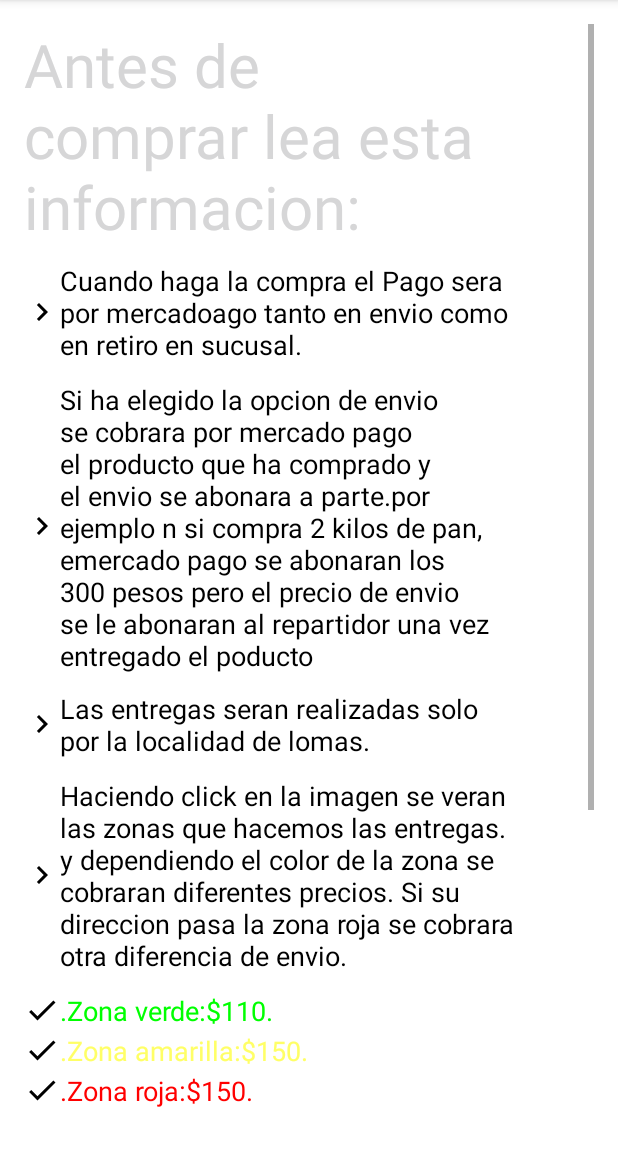
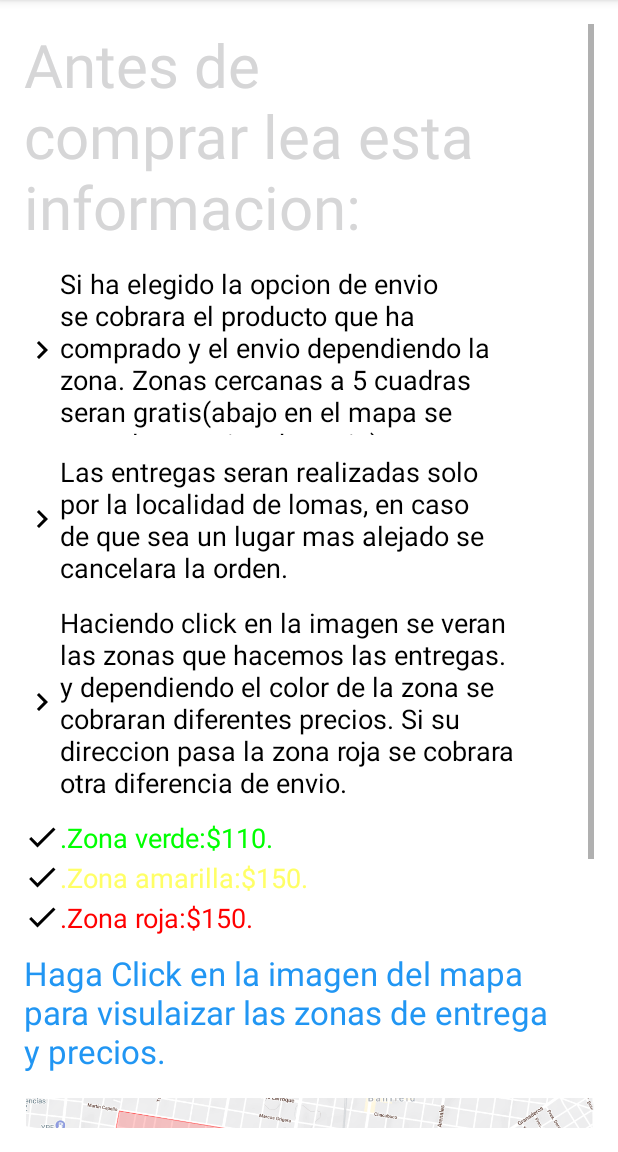
Before and after one commit to Biglia12/New_Boedo_Client, an Android app: the Aviso screen opened directly, with no data from a screen before it, on a phone screen of 412 x 824 dp, the part 84-1236 px from its top. Run offline under Robolectric (Android 15) with nearby library versions, the phone set to English and light mode, and no system bars.

```diff
--- a/app/src/main/AndroidManifest.xml
+++ b/app/src/main/AndroidManifest.xml
@@ -13,7 +13,6 @@
         android:supportsRtl="true"
         android:theme="@style/AppTheme"
         tools:replace="android:icon">
-        <activity android:name=".Orders.Order_detail"></activity>
 
         <meta-data
             android:name="com.google.firebase.messaging.default_notification_icon"
@@ -31,6 +30,8 @@
         <activity
             android:name=".Infomacion.Informacion"
             android:parentActivityName=".Home" />
+        <activity android:name=".Orders.Order_detail"
+            android:parentActivityName=".OrderStatus"/>
         <activity
             android:name=".MainActivity"
             android:theme="@style/AppTheme.NoActionBar" />
@@ -47,6 +48,7 @@
         <activity
             android:name=".FoodList"
             android:parentActivityName=".Home" />
+
         <activity
             android:name=".Common.MercadoPago"
             android:parentActivityName=".Home" />
--- a/app/src/main/java/com/example/androidfood/FoodDetail.java
+++ b/app/src/main/java/com/example/androidfood/FoodDetail.java
@@ -81,10 +81,12 @@ public class FoodDetail extends AppCompatActivity {
 
         btnCart = findViewById(R.id.btnCart);
 
+
         food_descripcion = findViewById(R.id.food_descripcion);
         food_nombre = findViewById(R.id.food_nombre);
         food_precio = findViewById(R.id.food_precio);
         food_imagen = findViewById(R.id.food_imagen);
+
 
         collapsingToolbarLayout = findViewById(R.id.collapsing);
         collapsingToolbarLayout.setExpandedTitleTextAppearance(R.style.ExpandedAppbar);
--- a/app/src/main/java/com/example/androidfood/Orders/OrderDetailAdapter.java
+++ b/app/src/main/java/com/example/androidfood/Orders/OrderDetailAdapter.java
@@ -45,7 +45,7 @@ public class OrderDetailAdapter extends RecyclerView.Adapter<MyViewHolder> {
     @Override
     public void onBindViewHolder(@NonNull MyViewHolder holder, int position) {
         Order order = myorders.get(position);
-        holder.name.setText(String.format("Nombre : %s",order.getProductoNombre()));
+        holder.name.setText(String.format("Prdoucto : %s",order.getProductoNombre()));
         holder.quantity.setText(String.format("Cantidad : %s",order.getCantidad()));
         holder.price.setText(String.format("Precio : %s",order.getPrecio()));
 
--- a/app/src/main/res/layout/activity_aviso.xml
+++ b/app/src/main/res/layout/activity_aviso.xml
@@ -35,7 +35,7 @@
             app:layout_constraintTop_toTopOf="parent" />
 
 
-        <TextView
+<!--        <TextView
             android:id="@+id/textaviso"
             android:layout_width="339dp"
             android:layout_height="wrap_content"
@@ -47,12 +47,12 @@
             app:layout_constraintEnd_toEndOf="parent"
             app:layout_constraintHorizontal_bias="0.217"
             app:layout_constraintStart_toStartOf="parent"
-            app:layout_constraintTop_toBottomOf="@+id/textavisotitulo" />
+            app:layout_constraintTop_toBottomOf="@+id/textavisotitulo" /> -->
 
         <TextView
             android:id="@+id/textaviso2"
-            android:layout_width="317dp"
-            android:layout_height="194dp"
+            android:layout_width="313dp"
+            android:layout_height="113dp"
             android:layout_marginTop="12dp"
             android:drawableLeft="@drawable/ic_chevron_right_black_24dp"
             android:text="@string/aviso2"
@@ -61,7 +61,7 @@
             app:layout_constraintEnd_toEndOf="parent"
             app:layout_constraintHorizontal_bias="0.272"
             app:layout_constraintStart_toStartOf="parent"
-            app:layout_constraintTop_toBottomOf="@+id/textaviso" />
+            app:layout_constraintTop_toBottomOf="@+id/textavisotitulo" />
 
         <TextView
             android:id="@+id/textaviso3"
@@ -75,7 +75,7 @@
             app:layout_constraintEnd_toEndOf="parent"
             app:layout_constraintHorizontal_bias="0.272"
             app:layout_constraintStart_toStartOf="parent"
-            app:layout_constraintTop_toBottomOf="@+id/textaviso" />
+            app:layout_constraintTop_toBottomOf="@+id/textaviso2" />
 
         <TextView
             android:id="@+id/textaviso4"
@@ -89,7 +89,7 @@
             app:layout_constraintEnd_toEndOf="parent"
             app:layout_constraintHorizontal_bias="0.272"
             app:layout_constraintStart_toStartOf="parent"
-            app:layout_constraintTop_toBottomOf="@+id/textaviso" />
+            app:layout_constraintTop_toBottomOf="@+id/textaviso3" />
 
         <TextView
             android:id="@+id/textaviso5"
@@ -103,7 +103,7 @@
             app:layout_constraintEnd_toEndOf="parent"
             app:layout_constraintHorizontal_bias="0.272"
             app:layout_constraintStart_toStartOf="parent"
-            app:layout_constraintTop_toBottomOf="@+id/textaviso" />
+            app:layout_constraintTop_toBottomOf="@+id/textaviso4" />
 
         <TextView
             android:id="@+id/textaviso6"
@@ -117,7 +117,7 @@
             app:layout_constraintEnd_toEndOf="parent"
             app:layout_constraintHorizontal_bias="0.272"
             app:layout_constraintStart_toStartOf="parent"
-            app:layout_constraintTop_toBottomOf="@+id/textaviso" />
+            app:layout_constraintTop_toBottomOf="@+id/textaviso5" />
 
         <TextView
             android:id="@+id/textaviso7"
@@ -131,7 +131,7 @@
             app:layout_constraintEnd_toEndOf="parent"
             app:layout_constraintHorizontal_bias="0.272"
             app:layout_constraintStart_toStartOf="parent"
-            app:layout_constraintTop_toBottomOf="@+id/textaviso" />
+            app:layout_constraintTop_toBottomOf="@+id/textaviso6" />
 
 
         <TextView
@@ -139,13 +139,13 @@
             android:layout_width="350dp"
             android:layout_height="wrap_content"
             android:layout_marginTop="10dp"
-            android:text="Haga Click en la imagen del mapa."
+            android:text="Haga Click en la imagen del mapa para visulaizar las zonas de entrega y precios."
             android:textColor="@color/colorBlue"
             android:textSize="22sp"
             app:layout_constraintEnd_toEndOf="parent"
             app:layout_constraintHorizontal_bias="0.272"
             app:layout_constraintStart_toStartOf="parent"
-            app:layout_constraintTop_toBottomOf="@+id/textaviso" />
+            app:layout_constraintTop_toBottomOf="@+id/textaviso7" />
 
 
         <ImageView
--- a/app/src/main/res/layout/cart_layout.xml
+++ b/app/src/main/res/layout/cart_layout.xml
@@ -141,11 +141,11 @@
 
         <com.cepheuen.elegantnumberbutton.view.ElegantNumberButton
             android:id="@+id/btn_quantity"
-            android:layout_width="70dp"
+            android:layout_width="90dp"
             android:layout_height="30dp"
             android:layout_margin="10dp"
             app:backGroundColor="@color/colorAccent"
-            app:finalNumber="50"
+            app:finalNumber="80"
             app:initialNumber="1"
             app:layout_constraintBottom_toBottomOf="parent"
             app:textSize="8sp"
--- a/app/src/main/res/layout/order_layout.xml
+++ b/app/src/main/res/layout/order_layout.xml
@@ -1,11 +1,12 @@
 <?xml version="1.0" encoding="utf-8"?>
-<androidx.cardview.widget.CardView
-    xmlns:android="http://schemas.android.com/apk/res/android"
+<androidx.cardview.widget.CardView xmlns:android="http://schemas.android.com/apk/res/android"
     android:layout_width="match_parent"
     android:layout_height="wrap_content"
     android:layout_margin="8dp"
     android:elevation="4dp"
     android:orientation="vertical">
+
+
 
 
 
--- a/app/src/main/res/values/strings.xml
+++ b/app/src/main/res/values/strings.xml
@@ -3,9 +3,9 @@
     <string name="slogan">Bienvenido a nuestra aplicacion de la panaderia New boedo Reserva o pedi tu comida</string>
     <string name="title_activity_home">Home</string>
 
-    <string name="aviso">Cuando haga la compra el Pago sera por mercadoago tanto en envio como en retiro en sucusal.</string>
-    <string name="aviso2">Si ha elegido la opcion de envio se cobrara por mercado pago el producto que ha comprado y el envio se abonara a parte.por ejemplo n si compra 2 kilos de pan, emercado pago se abonaran los 300 pesos pero el precio de envio se le abonaran al repartidor una vez entregado el poducto</string>
-    <string name="aviso3">Las entregas seran realizadas solo por la localidad de lomas.</string>
+    <string name="aviso">Los pagos por ahora seran en efectivo. Mas adelante agregaremos metodos de pago.</string>
+    <string name="aviso2">Si ha elegido la opcion de envio se cobrara el producto que ha comprado y el envio dependiendo la zona. Zonas cercanas a 5 cuadras seran gratis(abajo en el mapa se veran los precios de envio).</string>
+    <string name="aviso3">Las entregas seran realizadas solo por la localidad de lomas, en caso de que sea un lugar mas alejado se cancelara la orden.</string>
     <string name="aviso4">Haciendo click en la imagen se veran las zonas que hacemos las entregas. y dependiendo el color de la zona se cobraran diferentes precios. Si su direccion pasa la zona roja se cobrara otra diferencia de envio.</string>
 
 
@@ -26,4 +26,5 @@
     <string name="menu_share">Share</string>
     <string name="menu_send">Send</string>
     <string name="pagar_100">Pagar $100</string>
+    <string name="Horarios">lunes: 7:00–20:30 martes: 7:00–20:30 miércoles: 7:00–20:30 jueves: 7:00–20:30 viernes: 7:00–20:30 sábado: 7:00–20:30 domingo: 7:00–14:00</string>
 </resources>
```
Also changed, not shown: app/src/main/java/com/example/androidfood/Cart.java (+43 -4 lines), app/src/main/java/com/example/androidfood/Home.java (+37 -16 lines), app/src/main/java/com/example/androidfood/Orders/Order_detail.java (+6 -1 lines), app/src/main/res/drawable/empty_field.xml (added, +9 -0 lines), app/src/main/res/drawable/ic_add_shopping_cart_black_24dp.xml (added, +9 -0 lines), app/src/main/res/drawable/ic_sentiment_dissatisfied_black_24dp.xml (added, +15 -0 lines), app/src/main/res/layout/activity_food_detail.xml (+43 -11 lines), app/src/main/res/layout/activity_horarios.xml (+16 -23 lines), app/src/main/res/layout/activity_order_detail.xml (+0 -19 lines), app/src/main/res/layout/sample.xml (added, +15 -0 lines), app/src/main/res/drawable/cerrado.png (added).
